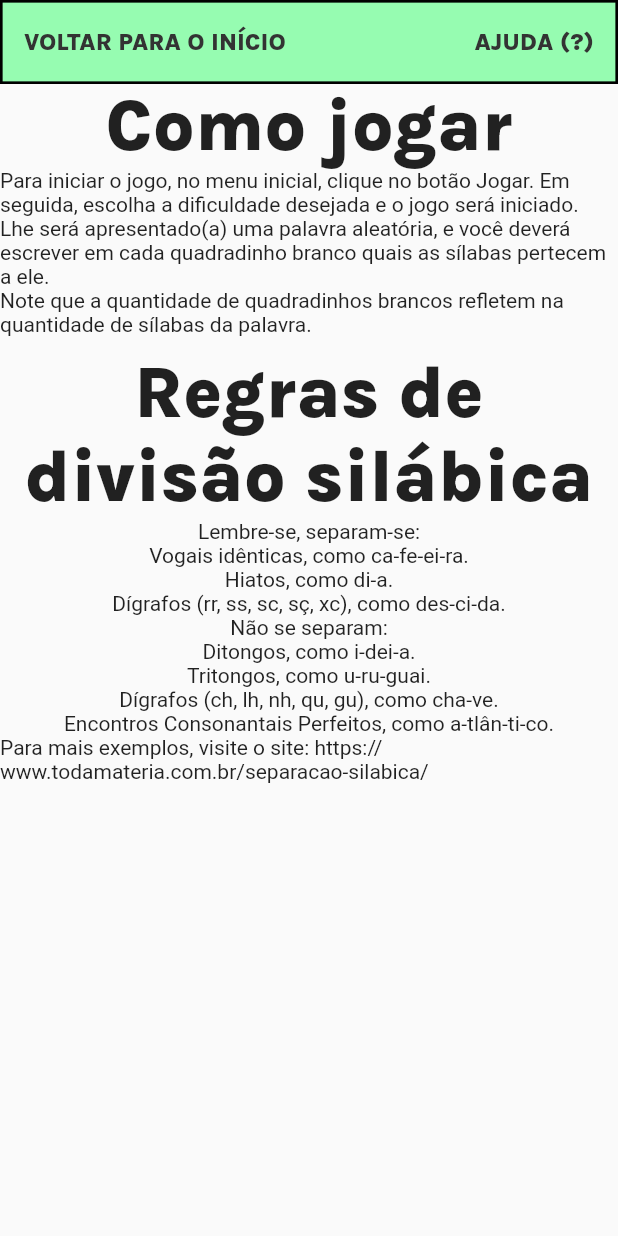
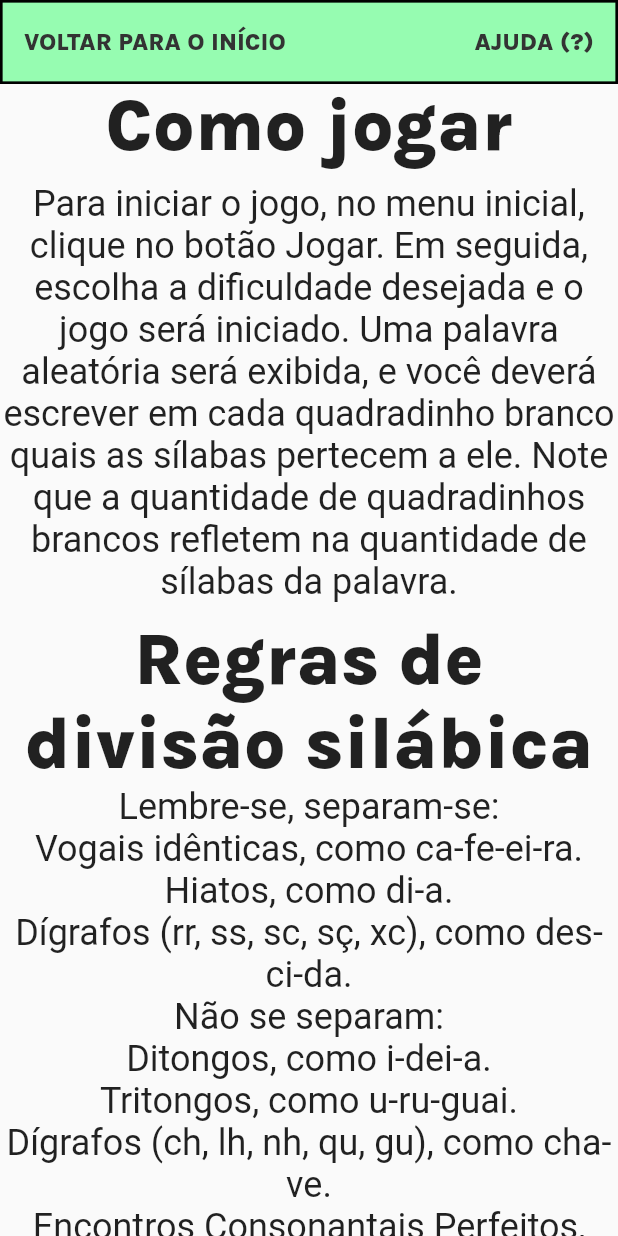
Before and after one commit to juan-the-creator/trab_fs_2, a Flutter app: the screen it shows after launch, on a phone screen of 412 x 824 dp. Run offline on Flutter 3.47's test engine with Material 2 defaults, Android fonts, the phone set to English and light mode, and no system bars.

Commit message:
Created TextFlexSize widget

```diff
--- a/lib/screens/HelpScreen.dart
+++ b/lib/screens/HelpScreen.dart
@@ -12,30 +12,37 @@ class HelpScreen extends StatelessWidget {
       title: "Ajuda",
       home: Scaffold(
         appBar: CAppBarButtons(),
-        body: Center(
+        body: SingleChildScrollView(
+          child: Center(
             child: Column(
               children: const [
                 BigWord(word: "Como jogar"),
-              Text(
-                  'Para iniciar o jogo, no menu inicial, clique no botão Jogar. Em seguida, escolha a dificuldade desejada e o jogo será iniciado.'),
-              Text(
-                  'Lhe será apresentado(a) uma palavra aleatória, e você deverá escrever em cada quadradinho branco quais as sílabas pertecem a ele.'),
-              Text(
-                  'Note que a quantidade de quadradinhos brancos refletem na quantidade de sílabas da palavra.'),
+                SizedBox(
+                  height: 10.0,
+                ),
+                TextFlexSize(
+                  word:
+                      'Para iniciar o jogo, no menu inicial, clique no botão Jogar. Em seguida, escolha a dificuldade desejada e o jogo será iniciado. Uma palavra aleatória será exibida, e você deverá escrever em cada quadradinho branco quais as sílabas pertecem a ele. Note que a quantidade de quadradinhos brancos refletem na quantidade de sílabas da palavra.',
+                ),
                 SizedBox(
                   height: 10.0,
                 ),
                 BigWord(word: "Regras de divisão silábica"),
-              Text('Lembre-se, separam-se:'),
-              Text('Vogais idênticas, como ca-fe-ei-ra.'),
-              Text('Hiatos, como di-a.'),
-              Text('Dígrafos (rr, ss, sc, sç, xc), como des-ci-da.'),
-              Text('Não se separam:'),
-              Text('Ditongos, como i-dei-a.'),
-              Text('Tritongos, como u-ru-guai.'),
-              Text('Dígrafos (ch, lh, nh, qu, gu), como cha-ve.'),
-              Text('Encontros Consonantais Perfeitos, como a-tlân-ti-co.'),
-              Text(
+                TextFlexSize(word: 'Lembre-se, separam-se:'),
+                TextFlexSize(word: 'Vogais idênticas, como ca-fe-ei-ra.'),
+                TextFlexSize(word: 'Hiatos, como di-a.'),
+                TextFlexSize(
+                    word: 'Dígrafos (rr, ss, sc, sç, xc), como des-ci-da.'),
+                TextFlexSize(word: 'Não se separam:'),
+                TextFlexSize(word: 'Ditongos, como i-dei-a.'),
+                TextFlexSize(word: 'Tritongos, como u-ru-guai.'),
+                TextFlexSize(
+                    word: 'Dígrafos (ch, lh, nh, qu, gu), como cha-ve.'),
+                TextFlexSize(
+                    word:
+                        'Encontros Consonantais Perfeitos, como a-tlân-ti-co.'),
+                TextFlexSize(
+                    word:
                         'Para mais exemplos, visite o site: https://www.todamateria.com.br/separacao-silabica/'),
                 SizedBox(
                   height: 10.0,
@@ -44,6 +51,25 @@ class HelpScreen extends StatelessWidget {
             ),
           ),
         ),
+      ),
     );
   }
 }
+
+class TextFlexSize extends StatelessWidget {
+  final String word;
+  final double fontSize;
+  const TextFlexSize({Key? key, this.word = "PALAVRA", this.fontSize = 24})
+      : super(key: key);
+
+  @override
+  Widget build(BuildContext context) {
+    return Text(
+      word,
+      textAlign: TextAlign.center,
+      style: TextStyle(
+        fontSize: fontSize,
+      ),
+    );
+  }
+}
```
Lines whose indentation alone changed are shown as unchanged.
